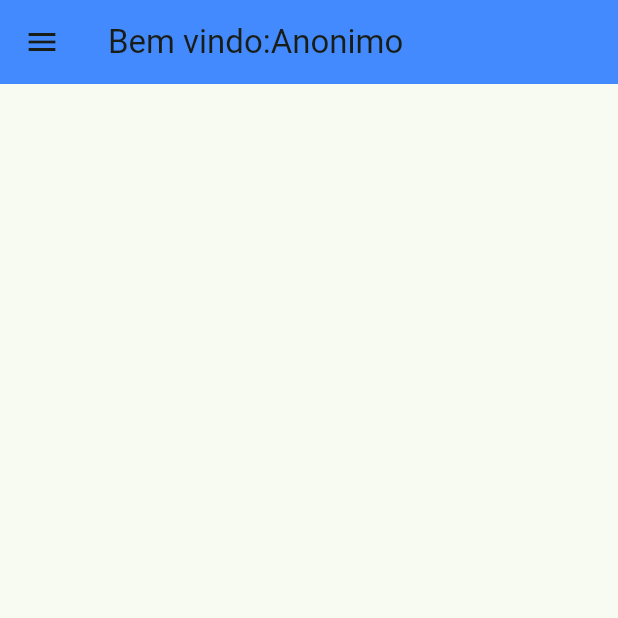
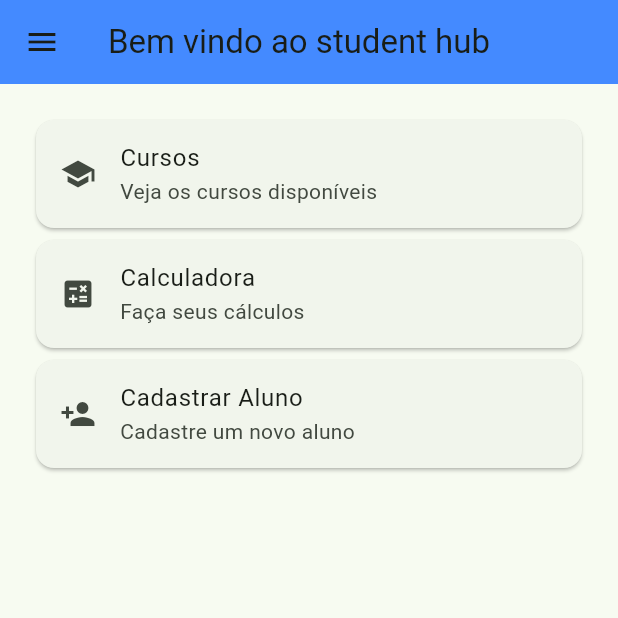
Before and after one commit to eliascarpari-art/student_hub, a Flutter app: the HomePage screen opened directly, on a phone screen of 412 x 824 dp, the top half of it. Run offline on Flutter 3.47's test engine with Material 3 defaults, Android fonts, the phone set to English and light mode, and no system bars.

Commit message:
calculadora basica

```diff
--- a/lib/screens/home_page.dart
+++ b/lib/screens/home_page.dart
@@ -1,7 +1,10 @@
 
 import 'package:flutter/cupertino.dart';
 import 'package:flutter/material.dart';
+import 'package:student_hub/screens/calculator_page.dart';
+import 'package:student_hub/screens/register_page.dart';
 import '../components/menu_drawer.dart';
+import 'courses_page.dart';
 
 class HomePage extends StatefulWidget {
 
@@ -20,7 +23,7 @@ class _HomePageState extends State<HomePage> {
   Widget build(BuildContext context) {
     return Scaffold(  appBar: AppBar(
       backgroundColor: Colors.blueAccent,
-      title: Text("Bem vindo:${widget.nome} "),
+      title: Text("Bem vindo ao student hub "),
     ),
         drawer: MenuDrawer(),
         body: SingleChildScrollView(
@@ -28,11 +31,45 @@ class _HomePageState extends State<HomePage> {
             Container(
                 margin: EdgeInsets.all(20),
                 child:  Column(
-                    children: [
+                  children: [
 
+                    Card(
+                      child: ListTile(
+                        title: Text("Cursos"),
+                        subtitle: Text("Veja os cursos disponíveis"),
+                        leading: Icon(Icons.school),
+                        onTap: (){
+                          Navigator.push(context,MaterialPageRoute(builder: (context) => CoursesPage()));
 
+                        },
+                      ),
+                    ),
 
-                    ]
+                    Card(
+                      child: ListTile(
+                        title: Text("Calculadora"),
+                        subtitle: Text("Faça seus cálculos"),
+                        leading: Icon(Icons.calculate),
+                        onTap: (){
+                          Navigator.push(context,MaterialPageRoute(builder: (context) => CalculatorPage()));
+
+                        },
+                      ),
+                    ),
+
+                    Card(
+                      child: ListTile(
+                        title: Text("Cadastrar Aluno"),
+                        subtitle: Text("Cadastre um novo aluno"),
+                        onTap: (){
+                          Navigator.push(context,MaterialPageRoute(builder: (context) => RegisterPage()));
+
+                        },
+                        leading: Icon(Icons.person_add),
+                      ),
+                    ),
+
+                  ],
                 )
             )
 
```
Also changed, not shown: lib/components/menu_drawer.dart (+7 -0 lines), lib/screens/calculator_page.dart (+77 -26 lines).
